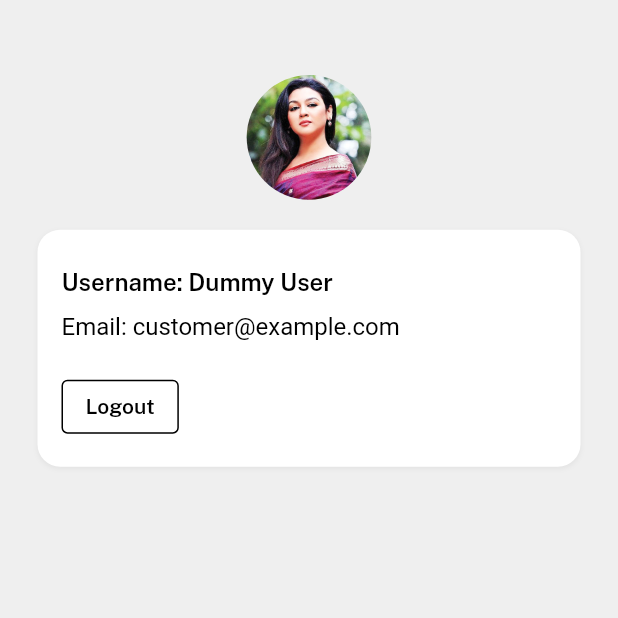
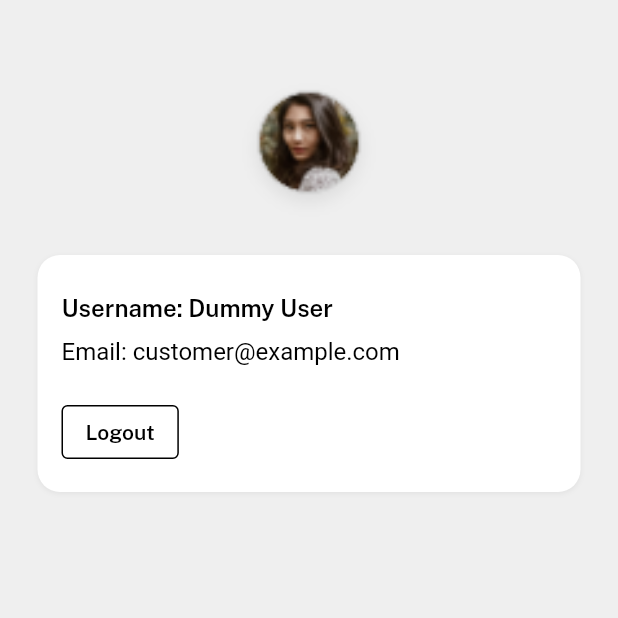
Before and after one commit to PrabhaPamula/flutter_project, a Flutter app: the ProfileScreen screen opened directly, on a phone screen of 412 x 824 dp, the top half of it. Run offline on Flutter 3.47's test engine with Material 2 defaults, Android fonts, the phone set to English and light mode, and no system bars; our stand-ins replace get, google_fonts, velocity_x.

Commit message:
profile_screen modified

```diff
--- a/lib/views/model/cart_model.dart
+++ b/lib/views/model/cart_model.dart
@@ -9,7 +9,7 @@ class CartModel extends ChangeNotifier {
     //["Chicken", "12.80", "assets/images/chicken.png", Colors.brown],
     //["Water", "1.00", "assets/images/water.png", Colors.blue],
     ["Purse", "400.00", "assets/images/p5.jpeg", Colors.blue],
-    ["Googles", "100.00", "assets/images/p7.jpeg", Colors.green],
+    ["Goggles", "100.00", "assets/images/p7.jpeg", Colors.green],
     ["Shoes", "200.00", "assets/images/p6.jpeg", Colors.yellow],
     ["Bellies","500.00","assets/images/p4.jpeg",Colors.yellow],
     ["Laptop", "4000.00", "assets/images/p1.jpeg", Colors.green],
@@ -17,14 +17,14 @@ class CartModel extends ChangeNotifier {
     ["Purse", "430.00", "assets/images/p5.jpeg", Colors.blue],
     ["Iphone", "4.00", "assets/images/fc6.jpeg", Colors.brown],
     ["Purse", "4.00", "assets/images/p5.jpeg", Colors.blue],
-    ["Googles", "4.00", "assets/images/p7.jpeg", Colors.green],
+    ["Goggles", "4.00", "assets/images/p7.jpeg", Colors.green],
     ["Shoes", "4.00", "assets/images/p6.jpeg", Colors.yellow],
     ["Bellies","400.00","assets/images/p4.jpeg",Colors.yellow],
     ["Laptop", "4000.00", "assets/images/p1.jpeg", Colors.green],
     ["Toy Car", "4000.00", "assets/images/fc3.jpeg", Colors.yellow],
     ["Iphone", "4.00", "assets/images/fc6.jpeg", Colors.brown],
     ["Purse", "4.00", "assets/images/p5.jpeg", Colors.blue],
-    ["Googles", "4.00", "assets/images/p7.jpeg", Colors.green],
+    ["Goggles", "4.00", "assets/images/p7.jpeg", Colors.green],
     ["Shoes", "4.00", "assets/images/p6.jpeg", Colors.yellow],
   ];
 
--- a/lib/views/profile_screen/profile_screen.dart
+++ b/lib/views/profile_screen/profile_screen.dart
@@ -88,7 +88,7 @@ class ProfileScreen extends StatelessWidget {
                 //   height: 200,
                 // ),
                 50.heightBox,
-                Image.asset(imgProfile2,width: 100,fit: BoxFit.cover).box.roundedFull.clip(Clip.antiAlias).alignTopCenter.make(),
+                Image.asset(imgProfile,width: 100,fit: BoxFit.cover).box.roundedFull.clip(Clip.antiAlias).alignTopCenter.make(),
                 20.heightBox,
                 Column(
                 crossAxisAlignment: CrossAxisAlignment.start,
```
